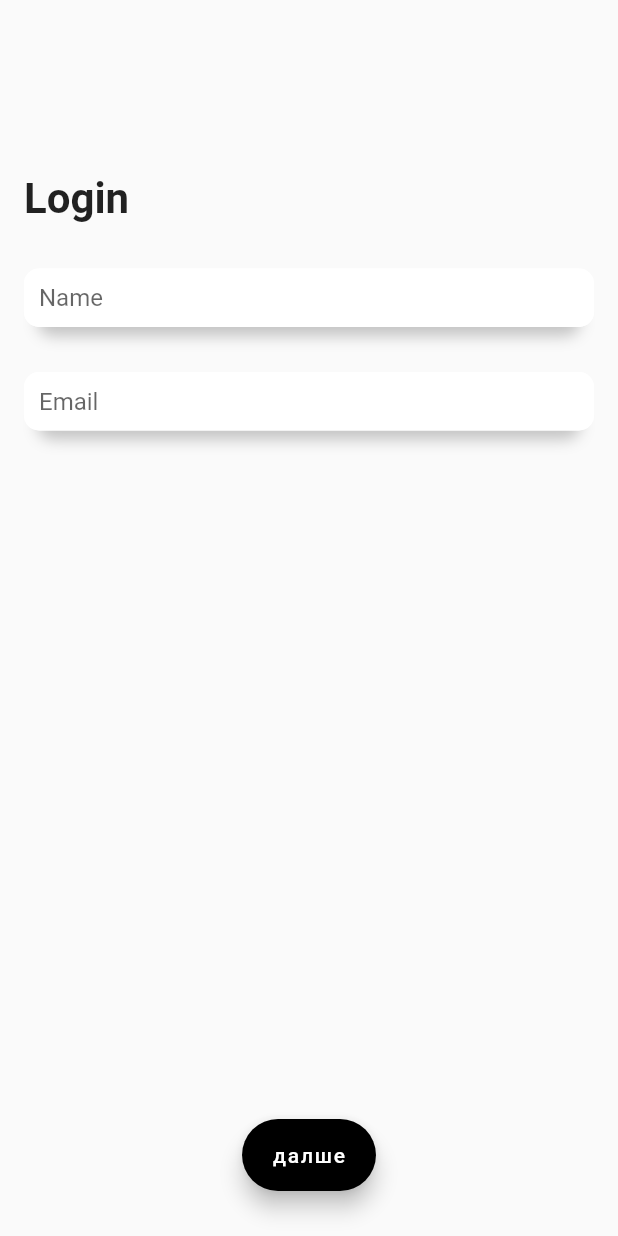
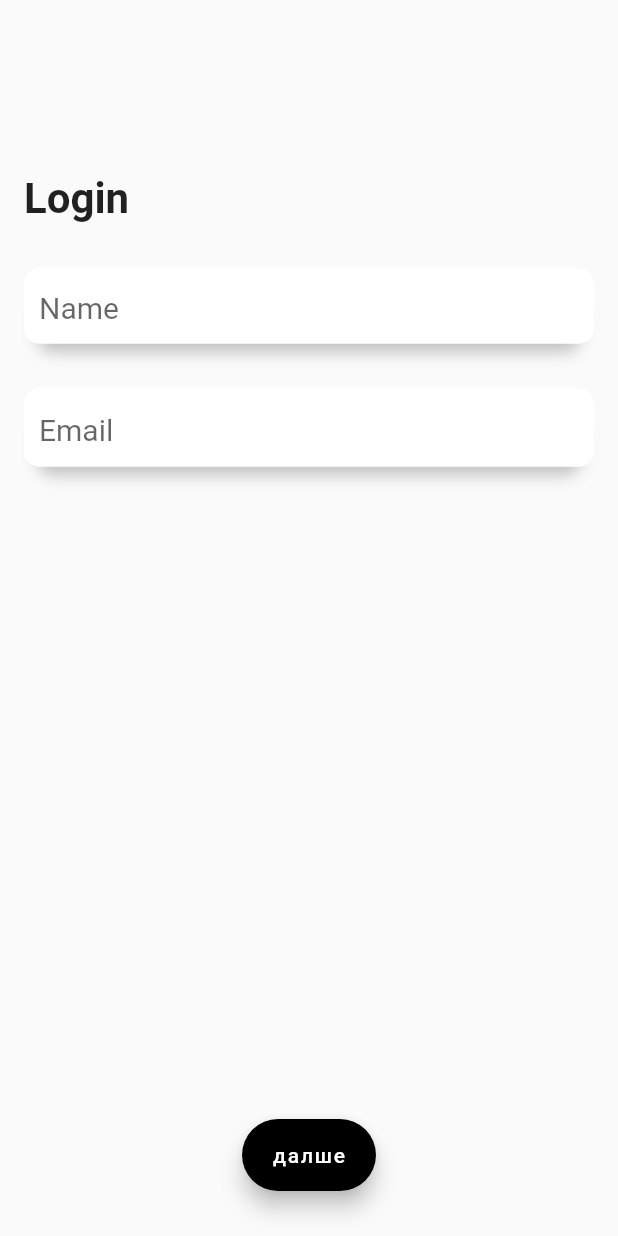
Before and after one commit to HannHank/Vocablii, a Flutter app: the screen it shows after launch, on a phone screen of 412 x 824 dp. Run offline on Flutter 3.47's test engine with Material 2 defaults, Android fonts, the light colour scheme and no system bars.

Commit message:
changed height of input

```diff
--- a/lib/login.dart
+++ b/lib/login.dart
@@ -32,6 +32,7 @@ class Login extends StatelessWidget {
                             ),
                             SizedBox(height: 30),
                             Container(
+                                height: 50,
                                 decoration: BoxDecoration(
                                     color: Colors.white,
                                     borderRadius:
@@ -59,6 +60,10 @@ class Login extends StatelessWidget {
                                   textAlign: TextAlign.start,
                                   maxLines: 1,
                                   maxLength: 20,
+                                  style: TextStyle(
+                                      fontSize: 20.0,
+                                      height: 1.6,
+                                      color: Colors.black),
                                   // controller: _locationNameTextController,
                                 )),
                             SizedBox(height: 30),
@@ -89,6 +94,10 @@ class Login extends StatelessWidget {
                                   textAlign: TextAlign.start,
                                   maxLines: 1,
                                   maxLength: 20,
+                                  style: TextStyle(
+                                      fontSize: 20.0,
+                                      height: 1.6,
+                                      color: Colors.black),
 
                                   // controller: _locationNameTextController,
                                 )),
```
